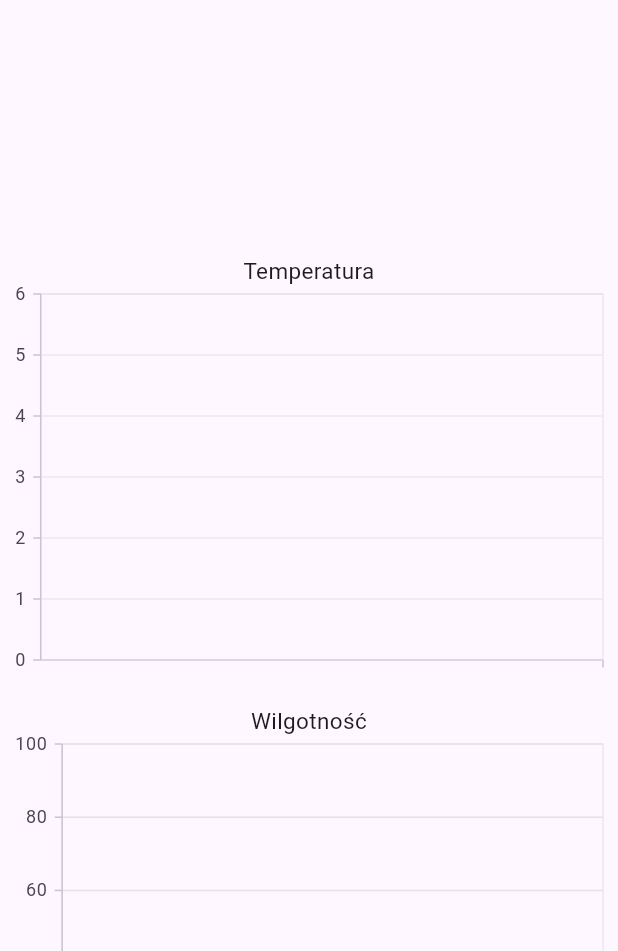
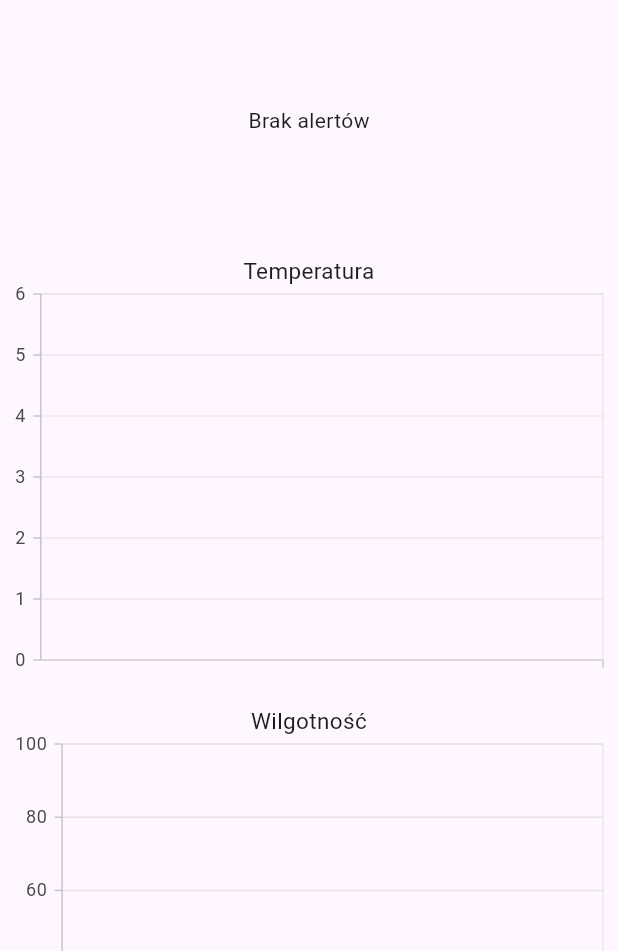
Before and after one commit to frankos6/animated-winner, a Flutter app: the DevicePage screen opened directly with empty values, after a tap on the "refresh" icon, on a phone screen of 412 x 824 dp, the part 285-1236 px from its top. Run offline on Flutter 3.47's test engine with Material 3 defaults, Android fonts, the light colour scheme and no system bars; our stand-ins replace flutter_spinkit, syncfusion_flutter_charts; accounts and stored records are empty; network calls fail.

Commit message:
final changes

```diff
--- a/lib/models/Device.dart
+++ b/lib/models/Device.dart
@@ -29,8 +29,12 @@ class Device{
     id = json['id'];
     name = json['name'];
     name = utf8.decode(name.codeUnits);
-    location = json['location'];
-    location = utf8.decode(location.codeUnits);
+    if(json['location'] == null){
+      location = "";
+    }else {
+      location = json['location'];
+      location = utf8.decode(location.codeUnits);
+    }
     isConnected = json['isConnected'];
     if(json['lastSeen'] != null){
       DateTime date = DateTime.parse(json['lastSeen']);
--- a/lib/models/Humidity.dart
+++ b/lib/models/Humidity.dart
@@ -1,6 +1,6 @@
 class Humidity{
   final DateTime time;
-  final int humidity;
+  final double humidity;
 
   Humidity({required this.humidity, required this.time});
 
--- a/lib/pages/ConfigPage.dart
+++ b/lib/pages/ConfigPage.dart
@@ -6,7 +6,7 @@ import '../models/Device.dart';
 import '../services/DataService.dart';
 
 class ConfigPage extends StatefulWidget {
-  final DeviceConfig deviceConfig;
+  final DeviceConfig? deviceConfig;
   final Device device;
   const ConfigPage({super.key, required this.deviceConfig, required this.device});
 
@@ -32,7 +32,7 @@ class _ConfigPageState extends State<ConfigPage> {
   @override
   void initState() {
     device = widget.device;
-    deviceConfig = widget.deviceConfig;
+    deviceConfig = widget.deviceConfig!;
     nameController = TextEditingController(text: device.name);
     locationController = TextEditingController(text: device.location);
     dataSendFreqController = TextEditingController(text: "${deviceConfig.dsf}");
--- a/lib/pages/DevicePage.dart
+++ b/lib/pages/DevicePage.dart
@@ -54,7 +54,7 @@ class _DevicePageState extends State<DevicePage> {
                     getData();
                   },
                   icon: const Icon(Icons.refresh)),
-              if (UserService.user.isAdmin && widget.device.isConnected)
+              if (UserService.user.isAdmin && widget.device.isConnected && deviceService.config != null)
                 IconButton(
                     onPressed: () {
                       if (context.mounted) {
@@ -102,7 +102,7 @@ class _DevicePageState extends State<DevicePage> {
                                   style: const TextStyle(fontSize: 16)),
                               if (deviceService.gotConfig)
                                 Text(
-                                    "Częstotliwość wysyłania danych: ${deviceService.config.dsf}",
+                                    "Częstotliwość wysyłania danych: ${deviceService.config?.dsf}",
                                     style: const TextStyle(fontSize: 16)),
                             ],
                           ),
@@ -121,11 +121,11 @@ class _DevicePageState extends State<DevicePage> {
                                   style: const TextStyle(fontSize: 16)),
                               if (deviceService.gotConfig)
                                 Text(
-                                    "Max. temperatura: ${deviceService.config.maxTemp}°C",
+                                    "Max. temperatura: ${deviceService.config?.maxTemp}°C",
                                     style: const TextStyle(fontSize: 16)),
                               if (deviceService.gotConfig)
                                 Text(
-                                    "Max. wilgotność: ${deviceService.config.maxHum}%",
+                                    "Max. wilgotność: ${deviceService.config?.maxHum}%",
                                     style: const TextStyle(fontSize: 16)),
                             ],
                           ),
@@ -141,6 +141,7 @@ class _DevicePageState extends State<DevicePage> {
                               color: Colors.white,
                               fontSize: 18,
                               fontWeight: FontWeight.bold))),
+                  if(deviceService.alerts.isNotEmpty)
                     SizedBox(
                       height: 160,
                       child: ListView.builder(
@@ -166,13 +167,20 @@ class _DevicePageState extends State<DevicePage> {
                                           style: const TextStyle(fontSize: 16)),
                                       Expanded(
                                         child: Text(
-                                          "${deviceService.alerts[index].payload}",
+                                            deviceService.alerts[index].payload,
                                             style: const TextStyle(fontSize: 16)),
                                       )
                                     ],
                                   )),
                             );
                           }),
+                    ),
+                  if(deviceService.alerts.isEmpty)
+                    const SizedBox(
+                      height: 160,
+                      child: Center(
+                        child: Text("Brak alertów"),
+                      ),
                     ),
                   SfCartesianChart(
                     title: ChartTitle(text: "Temperatura"),
--- a/lib/services/Config.dart
+++ b/lib/services/Config.dart
@@ -1,5 +1,3 @@
 class Config{
-  static String ip = "http://192.168.0.227:245";
-  ///bgt ip: 3.66.89.22
-  ///"http://192.168.0.227:245"
+  static String ip = "http://192.168.137.51:245";
 }
--- a/lib/services/DataService.dart
+++ b/lib/services/DataService.dart
@@ -31,7 +31,7 @@ class DataService{
         }
       }
     } catch(e) {
-      print(e);
+      print("device fetch: ${e}");
     }
   }
 
--- a/lib/services/DeviceService.dart
+++ b/lib/services/DeviceService.dart
@@ -1,5 +1,4 @@
 import 'dart:convert';
-import 'dart:math';
 import 'package:http/http.dart' as http;
 import 'package:mobile_app/models/Alert.dart';
 import 'package:mobile_app/models/DeviceConfig.dart';
@@ -11,7 +10,7 @@ import 'UserService.dart';
 
 class DeviceService{
   late Device device;
-  late DeviceConfig config;
+  DeviceConfig? config;
   List<Alert> alerts = List<Alert>.empty(growable: true);
   List<Temperature> temperature = List<Temperature>.empty(growable: true);
   List<Humidity> humidity = List<Humidity>.empty(growable: true);
@@ -30,13 +29,15 @@ class DeviceService{
       );
 
       if(response.statusCode == 200){
-        var configJson = jsonDecode(response.body);
-        config = DeviceConfig.fromJson(configJson["params"]);
-        config.deviceId = device.id;
-        gotConfig = true;
+        Map<String, dynamic> configJson = jsonDecode(response.body);
+        if(configJson.isNotEmpty) {
+          config = DeviceConfig.fromJson(configJson["params"]);
+          config?.deviceId = device.id;
+          gotConfig = true;
+        }
       }
     } catch(e) {
-      print(e);
+      print("deviceService config fetch: $e");
     }
   }
 
@@ -54,7 +55,7 @@ class DeviceService{
       if(response.statusCode == 200){
       }
     } catch(e) {
-      print(e);
+      print("deviceService config update: $e");
     }
   }
 
@@ -77,7 +78,7 @@ class DeviceService{
       }
 
     } catch(e) {
-      print(e);
+      print("deviceService alerts fetch: $e");
     }
   }
 
@@ -91,8 +92,6 @@ class DeviceService{
           }
       );
 
-      print("data ${response.body}");
-
       if(response.statusCode == 200){
         temperature = List<Temperature>.empty(growable: true);
         humidity = List<Humidity>.empty(growable: true);
@@ -101,12 +100,12 @@ class DeviceService{
 
         for(int i = 0; i < data.length; i++){
           DateTime timestamp =  DateTime.parse(data[i]["timestamp"]);
-          temperature.add(Temperature(temperature: data[i]["payload"]["temperature"], time: timestamp));
-          humidity.add(Humidity(humidity: data[i]["payload"]["humidity"], time: timestamp));
+          temperature.add(Temperature(temperature: double.parse(data[i]["payload"]["Temperature"]), time: timestamp));
+          humidity.add(Humidity(humidity: double.parse(data[i]["payload"]["Humidity"]), time: timestamp));
         }
       }
     } catch(e) {
-      print(e);
+      print("deviceService data fetch: $e");
     }
   }
 
```
Lines whose indentation alone changed are shown as unchanged.
